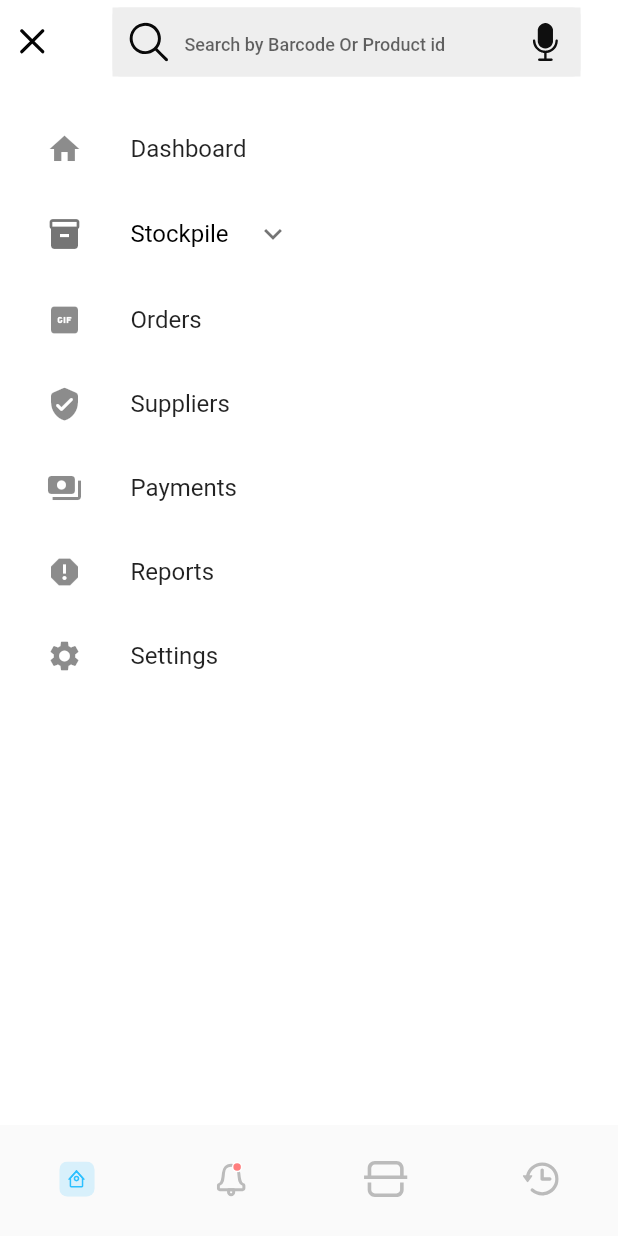
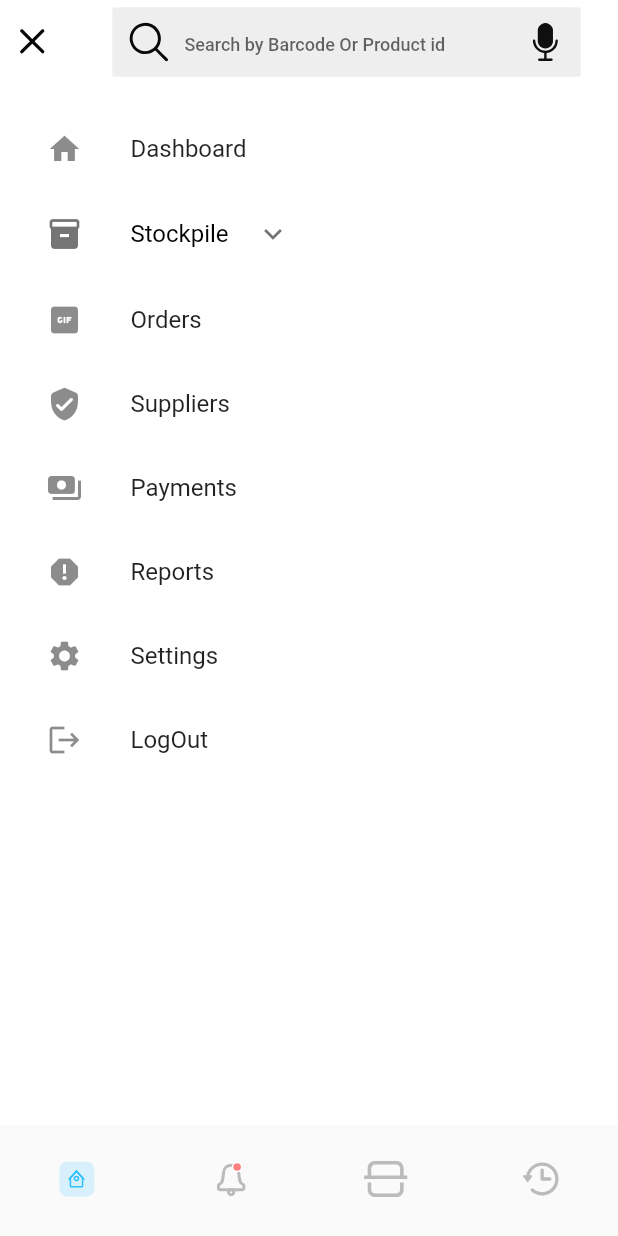
Before and after one commit to DeveloperPro17/Pro17_ana_inventory, a Flutter app: the insightcard screen opened directly, on a phone screen of 412 x 824 dp. Run offline on Flutter 3.47's test engine with Material 2 defaults, Android fonts, the phone set to English and light mode, and no system bars; our stand-ins replace flutter_svg, percent_indicator, syncfusion_flutter_charts; missing offline and left inert: dart:ffi.

Commit message:
add logout button

```diff
--- a/lib/insightcard.dart
+++ b/lib/insightcard.dart
@@ -1,7 +1,6 @@
 import 'package:application/BottomBar.dart';
 import 'package:flutter/material.dart';
 import 'package:flutter_svg/svg.dart';
-
 
 import 'bottom.dart';
 
@@ -508,6 +507,10 @@ class _insightcardState extends State<insightcard> {
                       title: Text('Settings'),
                       leading: Icon(Icons.settings),
                     ),
+                    const ListTile(
+                      title: Text('LogOut'),
+                      leading: Icon(Icons.logout),
+                    ),
                   ]),
                 )
               ]),
```
